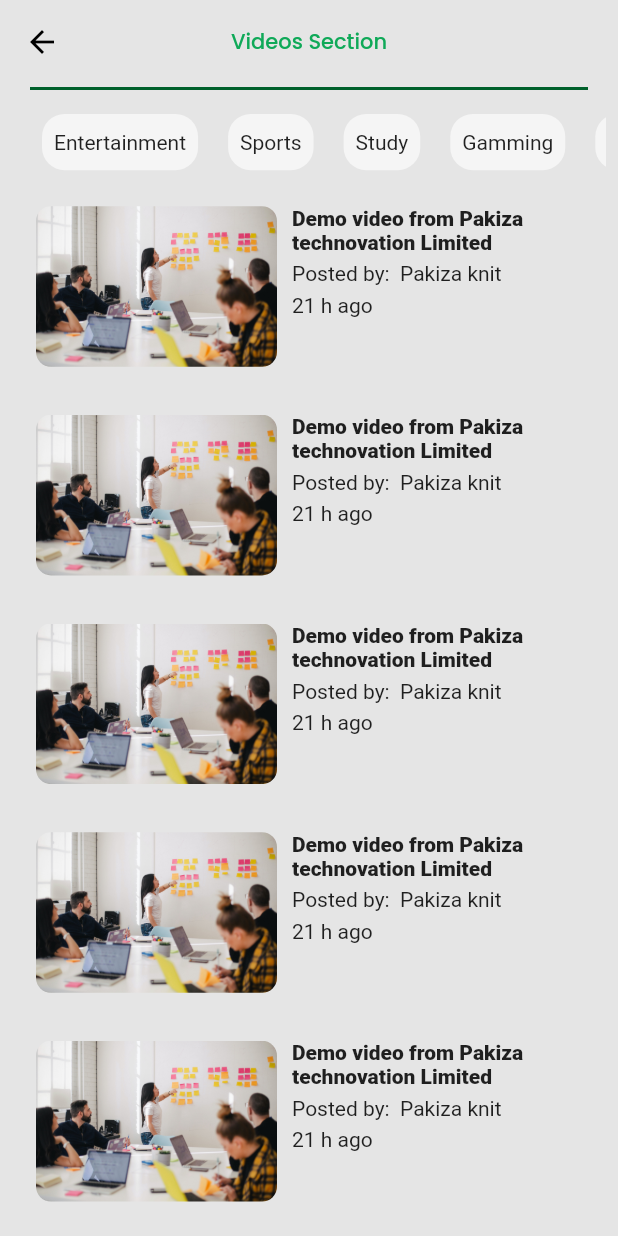
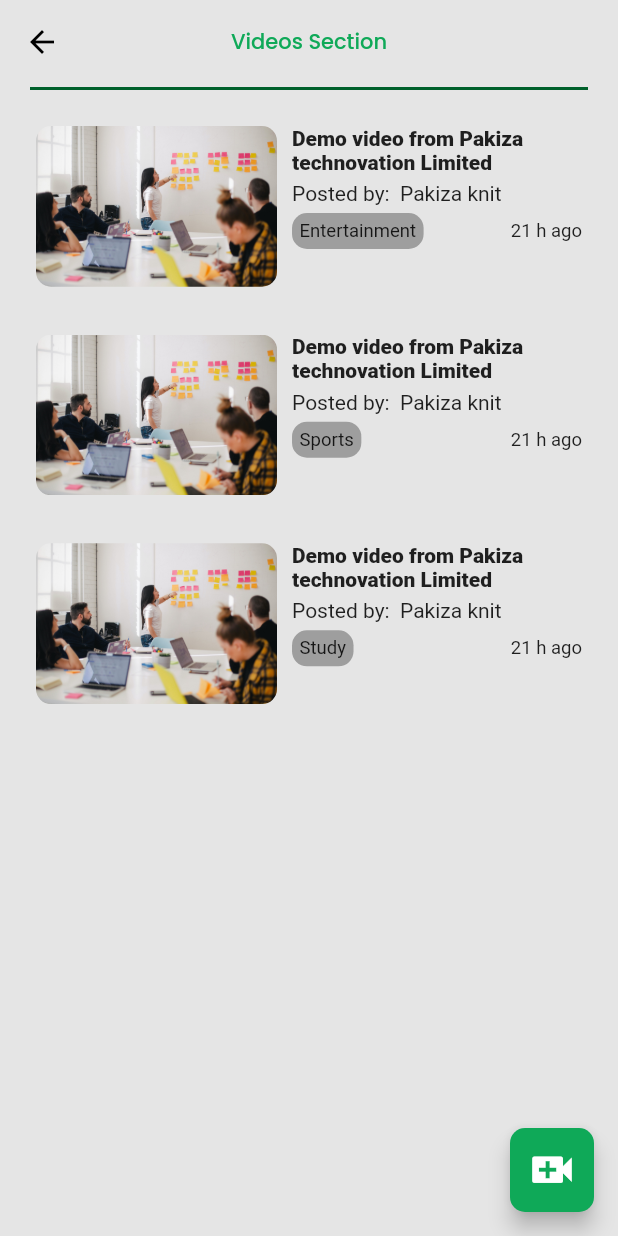
Before and after one commit to mahmudulri/lastautta, a Flutter app: the VideoStreamView screen opened by its route, on a phone screen of 412 x 824 dp. Run offline on Flutter 3.47's test engine with Material 2 defaults, Android fonts, the phone set to English and light mode, and no system bars; our stand-ins replace carousel_slider, chewie, dropdown_search, file_picker, firebase_core, firebase_messaging and 13 more; missing offline and left inert: delta_to_html, flutter_quill, flutter_sslcommerz, outlined_text, qr_code_scanner; accounts and stored records are empty; network calls fail; Roboto replaces fonts that are missing (Poppins_Regular).

Commit message:
added video stream

```diff
--- a/lib/app/modules/video_stream/views/video_stream_view.dart
+++ b/lib/app/modules/video_stream/views/video_stream_view.dart
@@ -7,7 +7,6 @@ import 'package:google_fonts/google_fonts.dart';
 import '../controllers/video_stream_controller.dart';
 
 class VideoStreamView extends StatelessWidget {
-
   List<String> catagories = [
     "Entertainment",
     "Sports",
@@ -22,18 +21,28 @@ class VideoStreamView extends StatelessWidget {
     var screenWidth = MediaQuery.of(context).size.width;
     var screenHeigth = MediaQuery.of(context).size.height;
     return WillPopScope(
-      onWillPop: () async{
+      onWillPop: () async {
         return false;
       },
       child: SafeArea(
           child: Scaffold(
+        floatingActionButton: FloatingActionButton(
+            backgroundColor: Color(0xff0FA958),
+            shape: RoundedRectangleBorder(
+              borderRadius: BorderRadius.circular(10),
+            ),
+            child: const Icon(
+              Icons.video_call,
+              size: 35,
+            ),
+            onPressed: () {}),
         backgroundColor: Color(0xffE5E5E5),
         appBar: AppBar(
           elevation: 0.0,
           centerTitle: true,
           backgroundColor: Color(0xffE5E5E5),
           leading: GestureDetector(
-                onTap: (){
+            onTap: () {
               Get.back();
             },
             child: Icon(
@@ -65,56 +74,53 @@ class VideoStreamView extends StatelessWidget {
           padding: const EdgeInsets.all(8.0),
           child: Column(
             children: [
+              // Expanded(
+              //   flex: 1,
+              //   child: Container(
+              //     // color: Colors.blueGrey,
+              //     child: ListView.builder(
+              //       physics: BouncingScrollPhysics(),
+              //       scrollDirection: Axis.horizontal,
+              //       itemCount: catagories.length,
+              //       itemBuilder: (context, index) {
+              //         return GestureDetector(
+              //           onTap: () {
+              //             Get.to(() => VideoPlayerview());
+              //           },
+              //           child: Padding(
+              //             padding: const EdgeInsets.only(
+              //               left: 20,
+              //               top: 8,
+              //               bottom: 8,
+              //             ),
+              //             child: Container(
+              //                 decoration: BoxDecoration(
+              //                   color: Colors.white60,
+              //                   borderRadius:
+              //                       BorderRadius.all(Radius.circular(15)),
+              //                 ),
+              //                 child: Center(
+              //                     child: Padding(
+              //                   padding: const EdgeInsets.all(8.0),
+              //                   child: Text(catagories[index]),
+              //                 ))),
+              //           ),
+              //         );
+              //       },
+              //     ),
+              //   ),
+              // ),
               Expanded(
                 flex: 1,
-                    child: Container(
-                      // color: Colors.blueGrey,
-                      child: ListView.builder(
-                        physics: BouncingScrollPhysics(),
-                        scrollDirection: Axis.horizontal,
-                        itemCount: catagories.length,
-                        itemBuilder: (context, index) {
-                          return GestureDetector(
-                            onTap: (){
-                              Get.to(
-                                      () => VideoPlayerview()
-                              );
-                            },
-                            child: Padding(
-                              padding: const EdgeInsets.only(
-                                left: 20,
-                                top: 8,
-                                bottom: 8,
-                              ),
-                              child: Container(
-                                  decoration: BoxDecoration(
-                                    color: Colors.white60,
-                                    borderRadius: BorderRadius.all(Radius.circular(15)),
-                                  ),
-                                  child: Center(
-                                      child: Padding(
-                                        padding: const EdgeInsets.all(8.0),
-                                        child: Text(catagories[index]),
-                                      ))),
-                            ),
-                          );
-                        },
-                      ),
-                    ),
-                  ),
-                  Expanded(
-                    flex: 13,
                 child: Container(
                   // color: Colors.lightBlueAccent,
                   child: ListView.builder(
                     physics: BouncingScrollPhysics(),
-                        itemCount: 10,
+                    itemCount: 3,
                     itemBuilder: (context, index) {
                       return GestureDetector(
-                            onTap: (){
-                              Get.to(
-                                      () => VideoPlayerview()
-                              );
+                        onTap: () {
+                          Get.to(() => VideoPlayerview());
                         },
                         child: Padding(
                           padding: const EdgeInsets.all(8.0),
@@ -133,7 +139,8 @@ class VideoStreamView extends StatelessWidget {
                                       Container(
                                         // color: Colors.green,
                                         child: ClipRRect(
-                                              borderRadius: BorderRadius.circular(10),
+                                          borderRadius:
+                                              BorderRadius.circular(10),
                                           child: Image.asset(
                                             "assets/images/news.jpg",
                                             height: screenHeigth * 0.130,
@@ -146,7 +153,8 @@ class VideoStreamView extends StatelessWidget {
                                     child: Padding(
                                       padding: const EdgeInsets.only(left: 10),
                                       child: Column(
-                                            mainAxisAlignment: MainAxisAlignment.start,
+                                        mainAxisAlignment:
+                                            MainAxisAlignment.start,
                                         crossAxisAlignment:
                                             CrossAxisAlignment.start,
                                         children: [
@@ -163,7 +171,37 @@ class VideoStreamView extends StatelessWidget {
                                           SizedBox(
                                             height: 5,
                                           ),
-                                              Text("21 h ago"),
+                                          Row(
+                                            mainAxisAlignment:
+                                                MainAxisAlignment.spaceBetween,
+                                            children: [
+                                              Container(
+                                                  decoration: BoxDecoration(
+                                                      color: Colors.grey,
+                                                      borderRadius:
+                                                          BorderRadius.all(
+                                                              Radius.circular(
+                                                                  10))),
+                                                  child: Padding(
+                                                    padding:
+                                                        const EdgeInsets.all(
+                                                            5.0),
+                                                    child: Text(
+                                                      catagories[index],
+                                                      style: TextStyle(
+                                                        fontSize:
+                                                            screenWidth * 0.030,
+                                                      ),
+                                                    ),
+                                                  )),
+                                              Text(
+                                                "21 h ago",
+                                                style: TextStyle(
+                                                  fontSize: screenWidth * 0.030,
+                                                ),
+                                              ),
+                                            ],
+                                          ),
                                         ],
                                       ),
                                     ),
--- a/lib/app/routes/app_pages.dart
+++ b/lib/app/routes/app_pages.dart
@@ -39,7 +39,7 @@ part 'app_routes.dart';
 class AppPages {
   AppPages._();
 
-  static const INITIAL = Routes.VIDEO_STREAM;
+  static const INITIAL = Routes.SPLASH_SCREEN;
 
   static final routes = [
     GetPage(
```
Also changed, not shown: lib/app/modules/alumni_book/views/home_alumni_book.dart (+90 -66 lines). Lines whose indentation alone changed are shown as unchanged.
